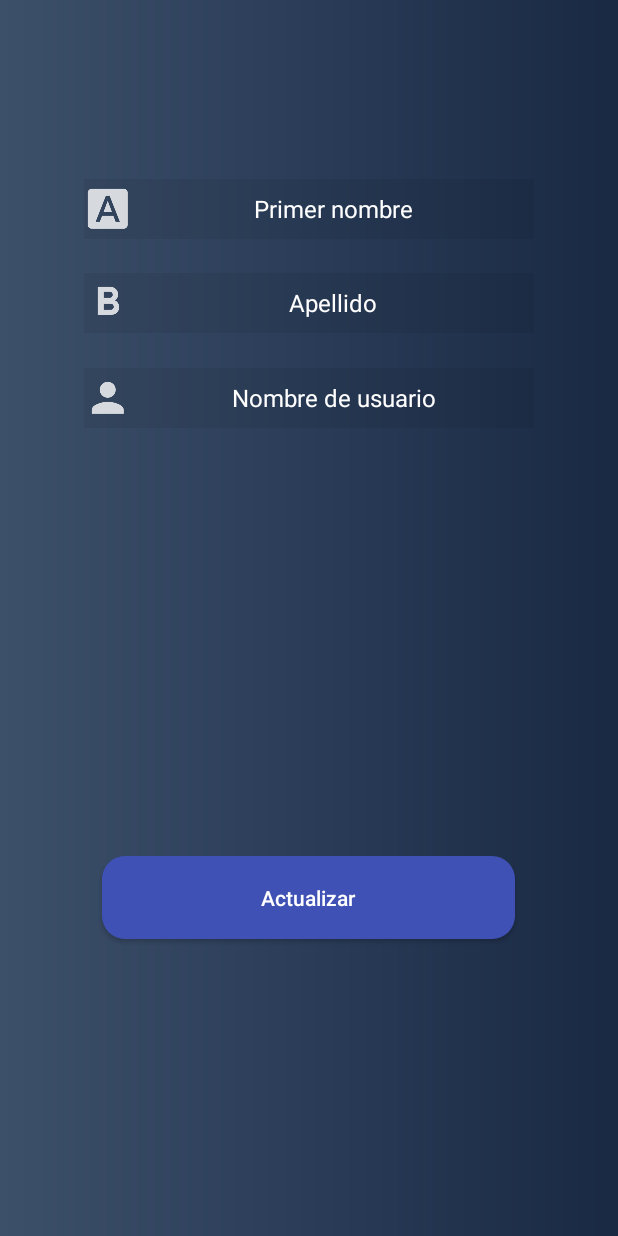
After one commit to aspalacios/ProyectoFinalMoviles, an Android app: the layout activity_update_user.xml on its own in the app's theme, with its tools: preview values and no code run, on a phone screen of 412 x 824 dp. The commit adds this screen. Run offline under Robolectric (Android 15) with nearby library versions, the phone set to English and light mode, and no system bars.

Commit message:
Actualizar activity para modificar usuario, cambiar redirección al cerrar sesión y agregar clase para modificación de usuarios

```diff
--- a/app/src/main/AndroidManifest.xml
+++ b/app/src/main/AndroidManifest.xml
@@ -18,12 +18,13 @@
                 <category android:name="android.intent.category.LAUNCHER" />
             </intent-filter>
         </activity>
-        <activity android:name=".activities.UpdateUser" />
         <activity android:name=".activities.DeleteUser" />
         <activity android:name=".activities.Login" />
         <activity android:name=".activities.Register" />
         <activity android:name=".activities.Index" />
-        <activity android:name=".activities.Result"></activity>
+        <activity android:name=".activities.Result" />
+        <activity android:name=".activities.update_user" />
+        <activity android:name=".activities.UpdateUser"></activity>
     </application>
 
 </manifest>
--- a/app/src/main/java/com/momotombodevs/pgalante/bmi_calculator/activities/GetToken.java
+++ /dev/null
@@ -1,5 +0,0 @@
-package com.momotombodevs.pgalante.bmi_calculator.activities;
-
-public class GetToken {
-
-}
--- a/app/src/main/java/com/momotombodevs/pgalante/bmi_calculator/activities/Register.java
+++ b/app/src/main/java/com/momotombodevs/pgalante/bmi_calculator/activities/Register.java
@@ -38,7 +38,7 @@ public class Register extends AppCompatActivity {
                 if (!email.getText().toString().trim().isEmpty()) {
                     if (!password.getText().toString().trim().isEmpty()) {
                         createUser();
-                        startActivity(new Intent(this, Index.class));
+                        startActivity(new Intent(this, MainActivity.class));
                         finish();
                     } else {
                         password.setError("Campo de contraseña vacío");
--- a/app/src/main/java/com/momotombodevs/pgalante/bmi_calculator/holders/UserViewHolder.java
+++ b/app/src/main/java/com/momotombodevs/pgalante/bmi_calculator/holders/UserViewHolder.java
@@ -10,7 +10,6 @@ import android.widget.ImageButton;
 import android.widget.TextView;
 
 import com.momotombodevs.pgalante.bmi_calculator.activities.DeleteUser;
-import com.momotombodevs.pgalante.bmi_calculator.activities.UpdateUser;
 import com.momotombodevs.pgalante.bmi_calculator.activities.MainActivity;
 import com.momotombodevs.pgalante.bmi_calculator.R;
 
--- /dev/null
+++ b/app/src/main/res/layout/activity_update_user.xml
@@ -0,0 +1,68 @@
+<?xml version="1.0" encoding="utf-8"?>
+<RelativeLayout xmlns:android="http://schemas.android.com/apk/res/android"
+    xmlns:app="http://schemas.android.com/apk/res-auto"
+    xmlns:tools="http://schemas.android.com/tools"
+    android:layout_width="match_parent"
+    android:layout_height="match_parent"
+    android:background="@drawable/gradient"
+    tools:context=".activities.UpdateUser">
+
+    <EditText
+        android:id="@+id/updateFirstName"
+        android:layout_width="300dp"
+        android:layout_height="40dp"
+        android:layout_alignParentTop="true"
+        android:layout_centerHorizontal="true"
+        android:layout_marginTop="119dp"
+        android:background="#11000000"
+        android:drawableLeft="@drawable/ic_action_firstname"
+        android:ems="10"
+        android:gravity="center"
+        android:hint="Primer nombre"
+        android:inputType="textPersonName"
+        android:textSize="16dp" />
+
+    <EditText
+        android:id="@+id/updateLastName"
+        android:layout_width="300dp"
+        android:layout_height="40dp"
+        android:layout_alignParentTop="true"
+        android:layout_centerHorizontal="true"
+        android:layout_marginTop="182dp"
+        android:background="#11000000"
+        android:drawableLeft="@drawable/ic_action_lastname"
+        android:ems="10"
+        android:gravity="center"
+        android:hint="Apellido"
+        android:inputType="textPersonName"
+        android:textSize="16dp" />
+
+    <EditText
+        android:id="@+id/updateUsername"
+        android:layout_width="300dp"
+        android:layout_height="40dp"
+        android:layout_alignParentTop="true"
+        android:layout_centerHorizontal="true"
+        android:layout_marginTop="245dp"
+        android:background="#11000000"
+        android:drawableLeft="@drawable/ic_action_person"
+        android:ems="10"
+        android:gravity="center"
+        android:hint="Nombre de usuario"
+        android:inputType="textPersonName"
+        android:textSize="16dp" />
+
+    <Button
+        android:id="@+id/btnUpdate"
+        android:layout_width="275dp"
+        android:layout_height="55dp"
+        android:layout_alignParentBottom="true"
+        android:layout_centerHorizontal="true"
+        android:layout_marginBottom="198dp"
+        android:background="@drawable/button_rounded_corner_second"
+        android:onClick="acceptOnclick"
+        android:text="Actualizar"
+        android:textAllCaps="false"
+        android:textColor="@color/colorHint" />
+
+</RelativeLayout>
```
Also changed, not shown: app/src/main/java/com/momotombodevs/pgalante/bmi_calculator/activities/Index.java (+8 -1 lines), app/src/main/java/com/momotombodevs/pgalante/bmi_calculator/activities/Login.java (+87 -1 lines), app/src/main/java/com/momotombodevs/pgalante/bmi_calculator/activities/MainActivity.java (+0 -10 lines), app/src/main/java/com/momotombodevs/pgalante/bmi_calculator/activities/UpdateUser.java (+3 -112 lines).
